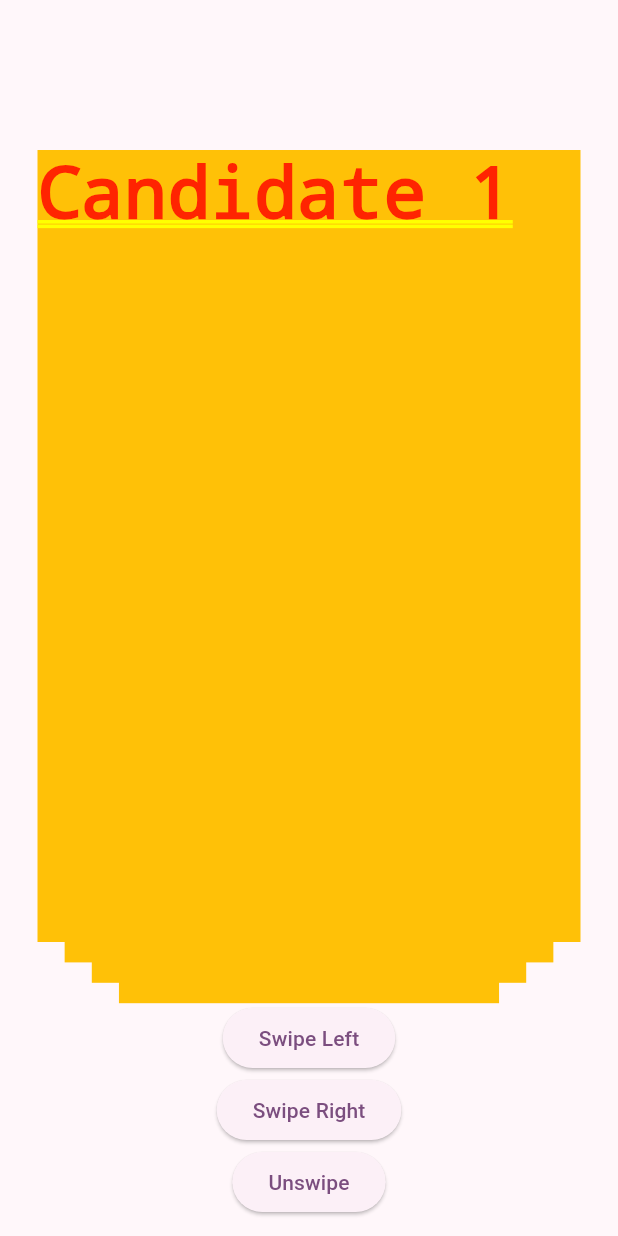
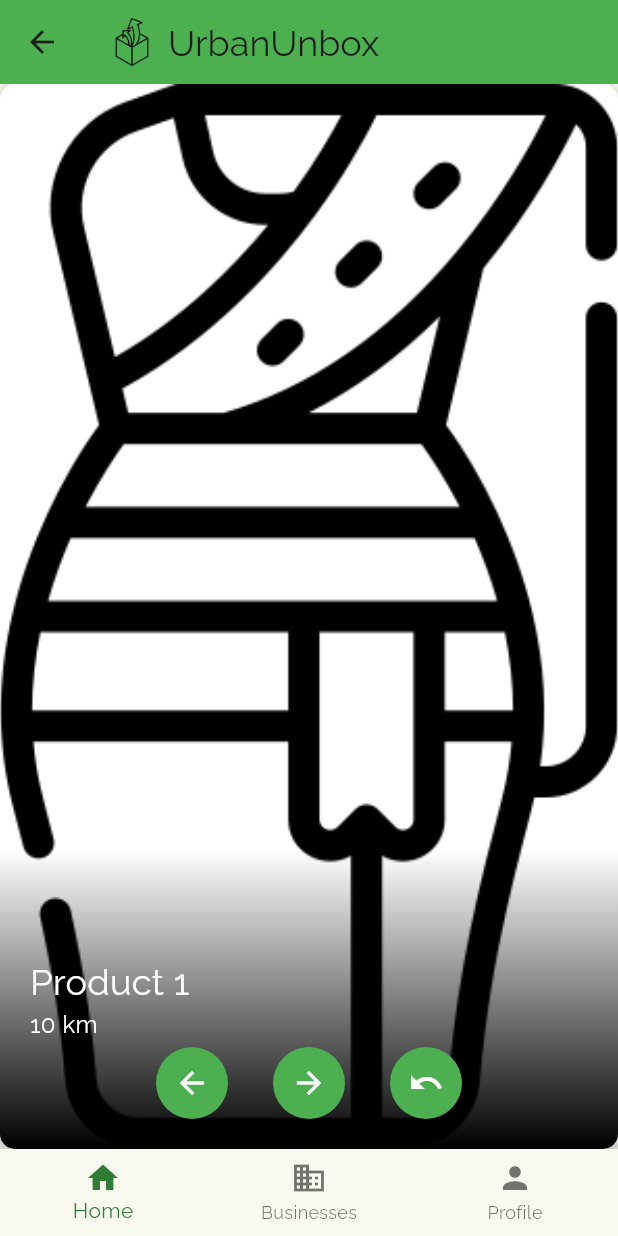
Before and after one commit to Eamll/UrbanUnboxApp, a Flutter app: the Home screen opened by its route, on a phone screen of 412 x 824 dp. Run offline on Flutter 3.47's test engine with Material 3 defaults, Android fonts, the phone set to English and light mode, and no system bars; drawn by our look-alikes of appinio_swiper; our stand-ins replace google_fonts; statements that could not run were skipped.

Commit message:
style: product card and appbar logo

```diff
--- /dev/null
+++ b/lib/components/product_card.dart
@@ -0,0 +1,84 @@
+import 'package:flutter/material.dart';
+import 'package:notjusthack_app/models/product.dart';
+
+class ProductCard extends StatelessWidget {
+  final Product product;
+  const ProductCard({super.key, required this.product});
+
+  @override
+  Widget build(BuildContext context) {
+    return Container(
+      decoration: BoxDecoration(
+        color: Colors.white,
+        borderRadius: BorderRadius.circular(10),
+        boxShadow: [
+          BoxShadow(
+            color: Colors.grey.withOpacity(0.5),
+            spreadRadius: 2,
+            blurRadius: 5,
+            offset: Offset(0, 3),
+          ),
+        ],
+      ),
+      child: Stack(
+        children: [
+          Positioned.fill(
+            child: ClipRRect(
+              borderRadius: BorderRadius.circular(10),
+              child: Image.asset(
+                product.imageAsset,
+                fit: BoxFit.fitHeight,
+              ),
+            ),
+          ),
+          Positioned(
+            bottom: 0,
+            child: Container(
+              height: 200,
+              width: MediaQuery.of(context).size.width,
+              decoration: BoxDecoration(
+                borderRadius: BorderRadius.only(
+                  bottomLeft: Radius.circular(10),
+                  bottomRight: Radius.circular(10),
+                ),
+                gradient: LinearGradient(
+                  begin: Alignment.bottomCenter,
+                  end: Alignment.topCenter,
+                  colors: [
+                    Colors.black,
+                    Colors.transparent,
+                  ],
+                ),
+              ),
+              child: Padding(
+                padding: const EdgeInsets.only(left: 20),
+                child: Column(
+                  crossAxisAlignment: CrossAxisAlignment.start,
+                  mainAxisAlignment: MainAxisAlignment.center,
+                  children: [
+                    Text(
+                      product.name,
+                      style: TextStyle(
+                        fontSize:
+                            Theme.of(context).textTheme.titleLarge!.fontSize,
+                        color: Colors.white,
+                      ),
+                    ),
+                    Text(
+                      product.distance,
+                      style: TextStyle(
+                        fontSize:
+                            Theme.of(context).textTheme.bodyMedium!.fontSize,
+                        color: Colors.white,
+                      ),
+                    ),
+                  ],
+                ),
+              ),
+            ),
+          ),
+        ],
+      ),
+    );
+  }
+}
--- a/lib/main.dart
+++ b/lib/main.dart
@@ -16,11 +16,13 @@ class MyApp extends StatelessWidget {
       title: 'Material App',
       theme: ThemeData(
         useMaterial3: true,
+        primaryColor: Colors.green,
+        primarySwatch: Colors.green,
         appBarTheme: const AppBarTheme(
-          backgroundColor: Colors.deepPurple,
+          backgroundColor: Colors.green,
         ),
         colorScheme: ColorScheme.fromSeed(
-          seedColor: Colors.purple,
+          seedColor: Colors.lightGreen,
           brightness: Brightness.light,
         ),
         textTheme: TextTheme(
--- /dev/null
+++ b/lib/models/product.dart
@@ -0,0 +1,11 @@
+class Product {
+  final String name;
+  final String distance;
+  final String imageAsset;
+
+  const Product({
+    required this.name,
+    required this.distance,
+    required this.imageAsset,
+  });
+}
--- a/lib/pages/home.dart
+++ b/lib/pages/home.dart
@@ -1,6 +1,8 @@
 import 'package:flutter/material.dart';
 import 'package:appinio_swiper/appinio_swiper.dart';
 import 'package:flutter/cupertino.dart';
+import 'package:notjusthack_app/components/product_card.dart';
+import 'package:notjusthack_app/models/product.dart';
 
 class Home extends StatefulWidget {
   const Home({
@@ -14,28 +16,100 @@ class Home extends StatefulWidget {
 class _HomePageState extends State<Home> {
   final AppinioSwiperController controller = AppinioSwiperController();
 
-  final List<String> candidates = [
-    "Candidate 1",
-    "Candidate 2",
-    "Candidate 3",
-    "Candidate 4",
-    "Candidate 5",
-    "Candidate 6",
-    "Candidate 7",
-    "Candidate 8",
+  List<Product> productList = [
+    Product(
+      name: "Product 1",
+      distance: "10 km",
+      imageAsset: "assets/images/product1.png",
+    ),
+    Product(
+      name: "Product 2",
+      distance: "5 km",
+      imageAsset: "assets/images/product2.png",
+    ),
+    Product(
+      name: "Product 3",
+      distance: "8 km",
+      imageAsset: "assets/images/product3.png",
+    ),
+    Product(
+      name: "Product 4",
+      distance: "12 km",
+      imageAsset: "assets/images/product4.png",
+    ),
+    Product(
+      name: "Product 5",
+      distance: "15 km",
+      imageAsset: "assets/images/product5.png",
+    ),
+    Product(
+      name: "Product 6",
+      distance: "3 km",
+      imageAsset: "assets/images/product6.png",
+    ),
   ];
+
+  int _selectedIndex = 0;
+
+  static const List<Widget> _widgetOptions = <Widget>[
+    Text(
+      'Index 0: Home',
+    ),
+    Text(
+      'Index 1: Business',
+    ),
+    Text(
+      'Index 2: School',
+    ),
+  ];
+
+  void _onItemTapped(int index) {
+    setState(() {
+      _selectedIndex = index;
+    });
+  }
 
   @override
   Widget build(BuildContext context) {
-    return CupertinoPageScaffold(
-      child: Column(
+    return Scaffold(
+      appBar: AppBar(
+        title: Row(
+          mainAxisAlignment: MainAxisAlignment.start,
           children: [
-          const SizedBox(
-            height: 50,
+            Image.asset(
+              'assets/images/logo.png',
+              fit: BoxFit.contain,
+              height: 32,
             ),
-          SizedBox(
-            height: MediaQuery.of(context).size.height * 0.75,
-            child: AppinioSwiper(
+            Container(
+                padding: const EdgeInsets.all(8.0), child: Text('UrbanUnbox'))
+          ],
+        ),
+      ),
+      bottomNavigationBar: BottomNavigationBar(
+        items: const <BottomNavigationBarItem>[
+          BottomNavigationBarItem(
+            icon: Icon(Icons.home),
+            label: 'Home',
+          ),
+          BottomNavigationBarItem(
+            icon: Icon(Icons.business),
+            label: 'Businesses',
+          ),
+          BottomNavigationBarItem(
+            icon: Icon(Icons.person),
+            label: 'Profile',
+          ),
+        ],
+        currentIndex: _selectedIndex,
+        selectedItemColor: Colors.green[800],
+        onTap: _onItemTapped,
+      ),
+      body: CupertinoPageScaffold(
+        child: Stack(
+          children: [
+            AppinioSwiper(
+              padding: EdgeInsets.all(0),
               backgroundCardsCount: 3,
               swipeOptions: const AppinioSwipeOptions.all(),
               unlimitedUnswipe: true,
@@ -45,37 +119,33 @@ class _HomePageState extends State<Home> {
                 debugPrint(direction.toString());
               },
               onSwipe: _swipe,
-              padding: const EdgeInsets.only(
-                left: 25,
-                right: 25,
-                top: 50,
-                bottom: 40,
-              ),
               onEnd: _onEnd,
-              cardsCount: candidates.length,
+              cardsCount: productList.length,
               cardsBuilder: (BuildContext context, int index) {
-                return ExampleCard(candidate: candidates[index]);
+                return ProductCard(product: productList[index]);
               },
             ),
-          ),
-          Column(
+            Positioned(
+              bottom: 20,
+              left: 0,
+              right: 0,
+              child: Row(
                 mainAxisAlignment: MainAxisAlignment.center,
                 children: [
+                  swipeLeftButton(controller, context),
                   const SizedBox(
-                width: 80,
+                    width: 30,
                   ),
-              swipeLeftButton(controller),
+                  swipeRightButton(controller, context),
                   const SizedBox(
-                width: 20,
+                    width: 30,
                   ),
-              swipeRightButton(controller),
-              const SizedBox(
-                width: 20,
+                  unswipeButton(controller, context),
+                ],
               ),
-              unswipeButton(controller),
+            ),
           ],
-          )
-        ],
+        ),
       ),
     );
   }
@@ -97,48 +167,52 @@ class _HomePageState extends State<Home> {
   }
 }
 
-class ExampleCard extends StatelessWidget {
-  final String candidate;
-
-  const ExampleCard({required this.candidate});
-
-  @override
-  Widget build(BuildContext context) {
+Widget swipeLeftButton(
+    AppinioSwiperController controller, BuildContext context) {
   return Container(
-      // Customize your card UI here
-      child: Container(
-        child: Text(candidate),
-        color: Colors.amber,
+    decoration: BoxDecoration(
+      color: Theme.of(context).primaryColor,
+      shape: BoxShape.circle,
+    ),
+    child: IconButton(
+      onPressed: () {
+        controller.swipeLeft();
+      },
+      icon: Icon(Icons.arrow_back),
+      color: Colors.white,
     ),
   );
 }
 
-  // Add any additional functionality for the card here
-}
-
-Widget swipeLeftButton(AppinioSwiperController controller) {
-  return ElevatedButton(
+Widget swipeRightButton(
+    AppinioSwiperController controller, BuildContext context) {
+  return Container(
+    decoration: BoxDecoration(
+      color: Theme.of(context).primaryColor,
+      shape: BoxShape.circle,
+    ),
+    child: IconButton(
       onPressed: () {
-      controller.swipeLeft();
+        controller.swipeRight();
       },
-    child: const Text('Swipe Left'),
+      icon: Icon(Icons.arrow_forward),
+      color: Colors.white,
+    ),
   );
 }
 
-Widget swipeRightButton(AppinioSwiperController controller) {
-  return ElevatedButton(
-    onPressed: () {
-      controller.swipeRight();
-    },
-    child: const Text('Swipe Right'),
-  );
-}
-
-Widget unswipeButton(AppinioSwiperController controller) {
-  return ElevatedButton(
+Widget unswipeButton(AppinioSwiperController controller, BuildContext context) {
+  return Container(
+    decoration: BoxDecoration(
+      color: Theme.of(context).primaryColor,
+      shape: BoxShape.circle,
+    ),
+    child: IconButton(
       onPressed: () {
         controller.unswipe();
       },
-    child: const Text('Unswipe'),
+      icon: Icon(Icons.undo),
+      color: Colors.white,
+    ),
   );
 }
--- a/lib/pages/login.dart
+++ b/lib/pages/login.dart
@@ -29,7 +29,7 @@ class Login extends StatelessWidget {
             const SizedBox(height: 16),
             ElevatedButton(
               onPressed: () {
-                Navigator.pushNamed(context, '/home');
+                Navigator.pushReplacementNamed(context, '/home');
               },
               child: const Text('Login'),
             ),
--- a/pubspec.yaml
+++ b/pubspec.yaml
@@ -61,9 +61,8 @@ flutter:
   uses-material-design: true
 
   # To add assets to your application, add an assets section, like this:
-  # assets:
-  #   - images/a_dot_burr.jpeg
-  #   - images/a_dot_ham.jpeg
+  assets:
+    - assets/images/
 
   # An image asset can refer to one or more resolution-specific "variants", see
   # https://flutter.dev/assets-and-images/#resolution-aware
```
Also changed, not shown: assets/images/logo.png (added), assets/images/product1.png (added), assets/images/product2.png (added), assets/images/product3.png (added), assets/images/product4.png (added), assets/images/product5.png (added), assets/images/product6.png (added), 1 other file. Lines whose indentation alone changed are shown as unchanged.
